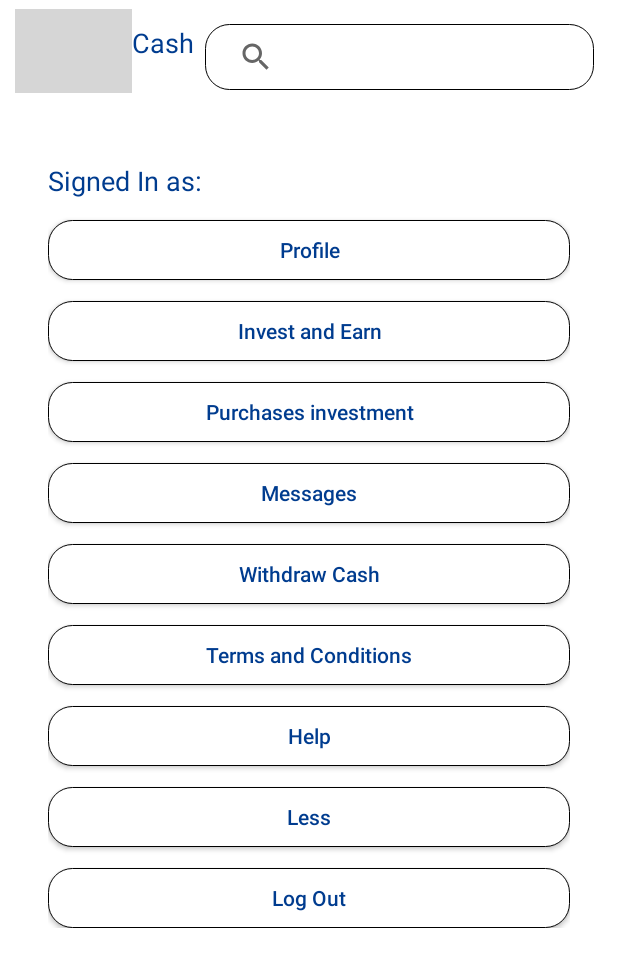
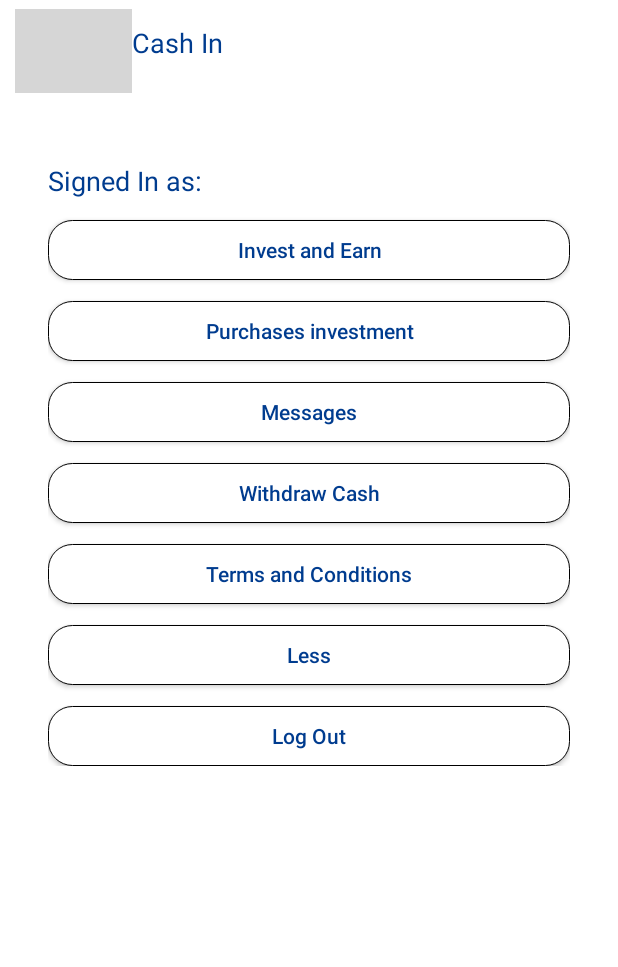
Before and after one commit to Ronald-Saunfe/CashIn, an Android app: the fragment HomeFragment placed in its activity, on a phone screen of 412 x 824 dp. Shown: the top 967 px of the screen. Run offline under Robolectric (Android 15) with nearby library versions, the phone set to English and light mode, and no system bars; our stand-ins replace CircleImageView, Firebase (no records; nobody signed in at launch, a user with empty details on screens opened directly), Picasso; grey boxes are pictures that could not be loaded.

Commit message:
Hio app hapo
Signed-off-by: wykeenjenga <46722362+wykeenjenga@users.noreply.github.com>

```diff
--- a/app/src/main/res/layout/fragment_home.xml
+++ b/app/src/main/res/layout/fragment_home.xml
@@ -17,17 +17,6 @@
         <androidx.constraintlayout.widget.ConstraintLayout
             android:layout_width="match_parent"
             android:layout_height="match_parent">
-
-            <SearchView
-                android:id="@+id/search"
-                android:layout_width="259dp"
-                android:layout_height="44dp"
-                android:layout_marginTop="16dp"
-                android:layout_marginEnd="16dp"
-                android:background="@drawable/my_btn_"
-                android:queryHint="@android:string/search_go"
-                app:layout_constraintEnd_toEndOf="parent"
-                app:layout_constraintTop_toTopOf="parent" />
 
             <de.hdodenhof.circleimageview.CircleImageView
                 android:id="@+id/profile_home"
@@ -50,7 +39,6 @@
                 android:text="Cash In"
                 android:textColor="@color/colorPrimaryDark"
                 android:textSize="18sp"
-                app:layout_constraintEnd_toStartOf="@+id/search"
                 app:layout_constraintStart_toEndOf="@+id/profile_home"
                 app:layout_constraintTop_toTopOf="parent" />
 
@@ -72,16 +60,6 @@
                     android:textColor="@color/colorAccent"
                     android:textSize="18sp" />
 
-                <View
-                    android:layout_width="wrap_content"
-                    android:layout_height="14dp" />
-
-                <Button
-                    android:id="@+id/profile"
-                    android:layout_width="match_parent"
-                    android:layout_height="40dp"
-                    android:background="@drawable/my_btn_"
-                    android:text="@string/Profile" />
 
                 <View
                     android:layout_width="wrap_content"
@@ -143,17 +121,6 @@
                     android:layout_height="14dp" />
 
                 <Button
-                    android:id="@+id/Help"
-                    android:layout_width="match_parent"
-                    android:layout_height="40dp"
-                    android:background="@drawable/my_btn_"
-                    android:text="Help" />
-
-                <View
-                    android:layout_width="wrap_content"
-                    android:layout_height="14dp" />
-
-                <Button
                     android:id="@+id/Less"
                     android:layout_width="match_parent"
                     android:layout_height="40dp"
@@ -169,7 +136,6 @@
                     android:layout_width="match_parent"
                     android:layout_height="40dp"
                     android:background="@drawable/my_btn_"
-                    android:onClick="openLink"
                     android:text="@string/logout" />
 
             </LinearLayout>
```
